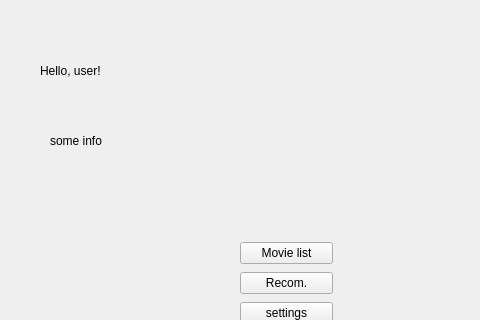
First picture: the form in modules/UI/src/usermeniu.ui, repository PerryVrajnitorincul26/proiectMCPP, before the edit; both pictures show x 0 to 480 and y 0 to 320 of the 662 by 551 pixel window.
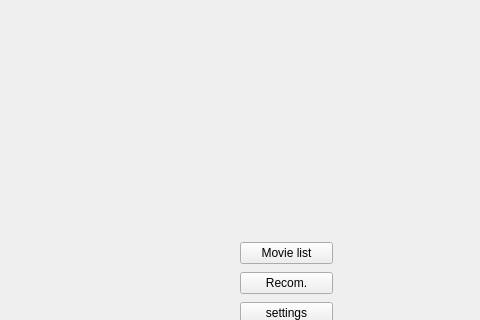
Second picture: the form after the edit. The open tabs and pages were chosen to show the change.

Commit message: Getting user info and display his name in usermeniu.

```diff
--- a/modules/UI/src/usermeniu.ui
+++ b/modules/UI/src/usermeniu.ui
@@ -36,7 +36,7 @@
       </rect>
      </property>
      <property name="text">
-      <string>Hello, user!</string>
+      <string/>
      </property>
     </widget>
     <widget class="QLabel" name="nameLabel">
@@ -49,7 +49,7 @@
       </rect>
      </property>
      <property name="text">
-      <string>some info</string>
+      <string/>
      </property>
     </widget>
     <widget class="QWidget" name="layoutWidget">
```
Left out of the diff: 6 changed lines with no effect on the pictures. The commit also changes 2 other files.
